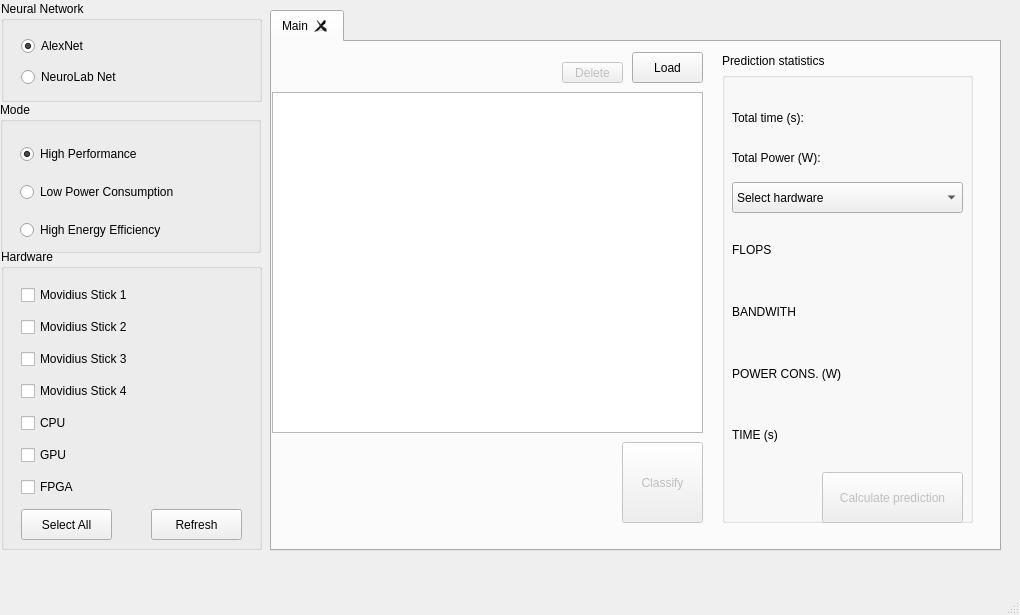
Old version of the form ViewModule/MainWindow.ui in the repository marcobasmaji/NeuroLab.
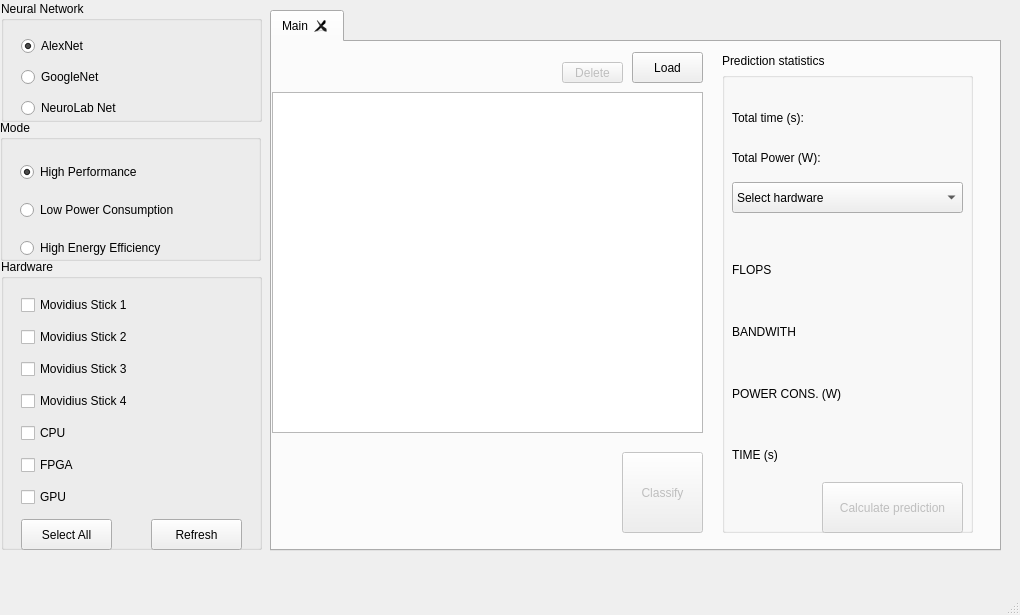
New version of the form.

```diff
--- a/ViewModule/MainWindow.ui
+++ b/ViewModule/MainWindow.ui
@@ -23,7 +23,7 @@
       <x>1</x>
       <y>1</y>
       <width>261</width>
-      <height>101</height>
+      <height>121</height>
      </rect>
     </property>
     <property name="title">
@@ -35,7 +35,7 @@
        <x>20</x>
        <y>30</y>
        <width>146</width>
-       <height>62</height>
+       <height>95</height>
       </rect>
      </property>
      <layout class="QVBoxLayout" name="verticalLayout">
@@ -49,6 +49,13 @@
         </property>
        </widget>
       </item>
+      <item>
+       <widget class="QRadioButton" name="GoogleNet_radio_button">
+        <property name="text">
+         <string>GoogleNet</string>
+        </property>
+       </widget>
+      </item>
       <item>
        <widget class="QRadioButton" name="NeuroLabNet_radio_button">
         <property name="text">
@@ -63,9 +70,9 @@
     <property name="geometry">
      <rect>
       <x>0</x>
-      <y>102</y>
+      <y>120</y>
       <width>261</width>
-      <height>151</height>
+      <height>141</height>
      </rect>
     </property>
     <property name="title">
@@ -76,7 +83,7 @@
       <rect>
        <x>20</x>
        <y>30</y>
-       <width>231</width>
+       <width>234</width>
        <height>121</height>
       </rect>
      </property>
@@ -140,7 +147,7 @@
       <property name="geometry">
        <rect>
         <x>350</x>
-        <y>400</y>
+        <y>410</y>
         <width>81</width>
         <height>81</height>
        </rect>
@@ -187,7 +194,7 @@
         <x>450</x>
         <y>30</y>
         <width>251</width>
-        <height>451</height>
+        <height>461</height>
        </rect>
       </property>
       <property name="title">
@@ -252,7 +259,7 @@
        <property name="geometry">
         <rect>
          <x>100</x>
-         <y>400</y>
+         <y>410</y>
          <width>141</width>
          <height>51</height>
         </rect>
@@ -280,7 +287,7 @@
        <property name="geometry">
         <rect>
          <x>10</x>
-         <y>150</y>
+         <y>170</y>
          <width>231</width>
          <height>241</height>
         </rect>
@@ -408,9 +415,9 @@
     <property name="geometry">
      <rect>
       <x>1</x>
-      <y>249</y>
+      <y>259</y>
       <width>261</width>
-      <height>301</height>
+      <height>291</height>
      </rect>
     </property>
     <property name="title">
@@ -467,13 +474,6 @@
         </property>
        </widget>
       </item>
-      <item>
-       <widget class="QCheckBox" name="GPU_checkbox">
-        <property name="text">
-         <string>GPU</string>
-        </property>
-       </widget>
-      </item>
       <item>
        <widget class="QCheckBox" name="FPGA_checkbox">
         <property name="text">
@@ -481,6 +481,13 @@
         </property>
        </widget>
       </item>
+      <item>
+       <widget class="QCheckBox" name="GPU_checkbox">
+        <property name="text">
+         <string>GPU</string>
+        </property>
+       </widget>
+      </item>
      </layout>
     </widget>
     <widget class="QPushButton" name="SelectAllHardware">
@@ -528,7 +535,7 @@
      <rect>
       <x>400</x>
       <y>190</y>
-      <width>181</width>
+      <width>207</width>
       <height>191</height>
      </rect>
     </property>
```
Left out of the diff: 19 changed lines with no effect on the pictures.
